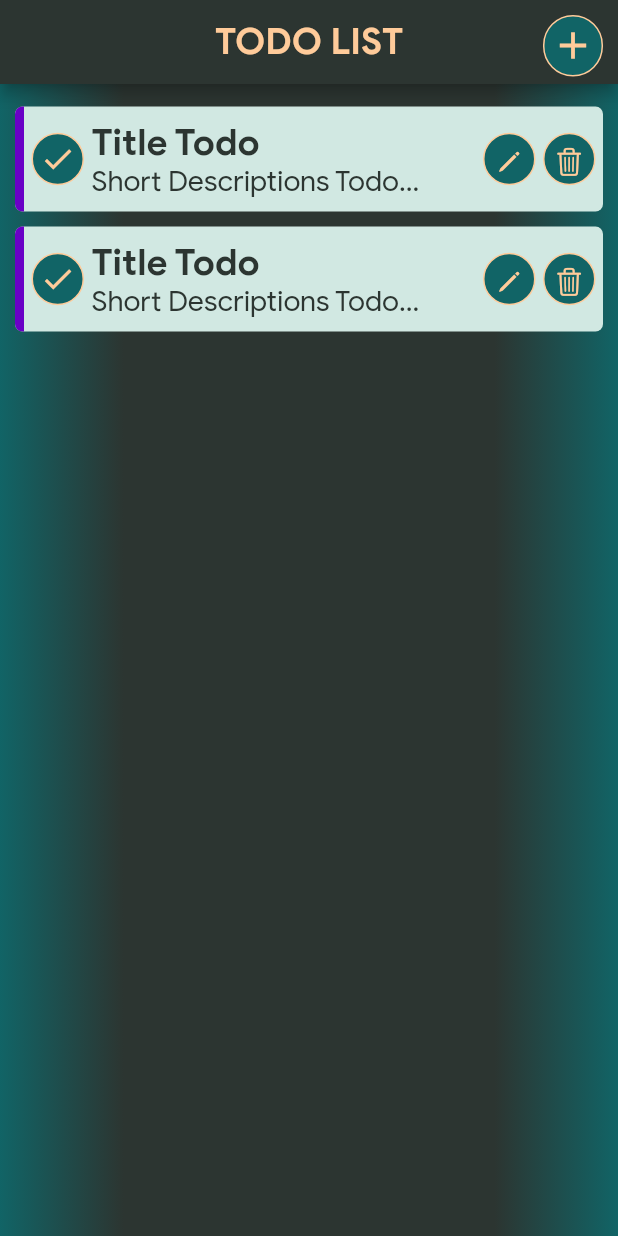
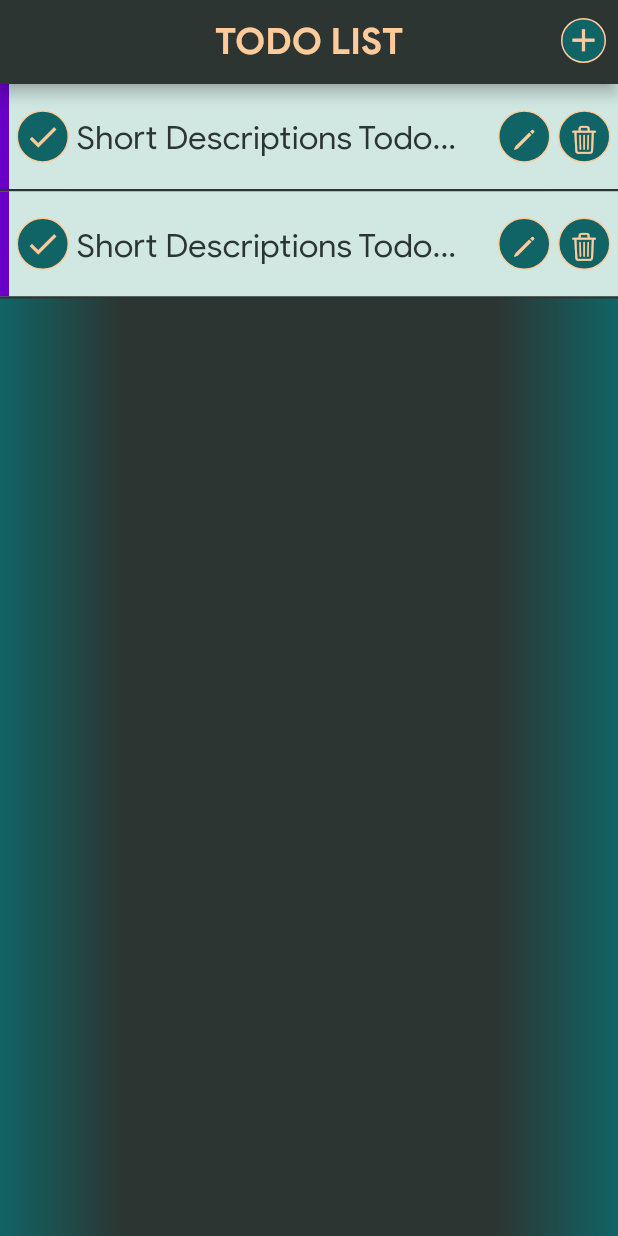
Before and after one commit to yakut54/todolist, a Flutter app: the screen it shows after launch, on a phone screen of 412 x 824 dp. Run offline on Flutter 3.47's test engine with Material 2 defaults, Android fonts, the phone set to English and light mode, and no system bars; drawn by our look-alikes of roundcheckbox.

Commit message:
day 4 change tile

```diff
--- a/lib/screens/todo_list_screen/ui/tile.dart
+++ b/lib/screens/todo_list_screen/ui/tile.dart
@@ -19,15 +19,11 @@ class _TaleBtnState extends State<TaleBtn> {
     return Container(
       width: screenWidth,
       padding: const EdgeInsets.only(right: 5),
-      margin: const EdgeInsets.only(
-        top: 5.0,
-        right: 10.0,
-        bottom: 5.0,
-        left: 10.0,
-      ),
-      decoration: BoxDecoration(
+      decoration: const BoxDecoration(
         color: GeneralColors.platinum,
-        borderRadius: BorderRadius.circular(5),
+        border: Border(
+          bottom: BorderSide(width: 1.5, color: GeneralColors.grayblue),
+        ),
       ),
       child: SizedBox(
         height: 70,
@@ -36,10 +32,6 @@ class _TaleBtnState extends State<TaleBtn> {
             Container(
               width: 6,
               decoration: const BoxDecoration(
-                borderRadius: BorderRadius.only(
-                  bottomLeft: Radius.circular(5),
-                  topLeft: Radius.circular(5),
-                ),
                 color: GeneralColors.fiolet,
               ),
             ),
@@ -62,19 +54,9 @@ class _TaleBtnState extends State<TaleBtn> {
                 child: Column(
                   children: [
                     SizedBox(
-                      height: 35,
+                      height: 70,
                       child: Align(
-                        alignment: Alignment.bottomLeft,
-                        child: Text(
-                          'Title Todo',
-                          style: theme.textTheme.bodyLarge,
-                        ),
-                      ),
-                    ),
-                    SizedBox(
-                      height: 35,
-                      child: Align(
-                        alignment: Alignment.topLeft,
+                        alignment: Alignment.centerLeft,
                         child: Text(
                           'Short Descriptions Todo...',
                           maxLines: 1,
--- a/lib/screens/todo_list_screen/ui/todo_list_screen.dart
+++ b/lib/screens/todo_list_screen/ui/todo_list_screen.dart
@@ -19,7 +19,6 @@ class _TodoListScreenState extends State<TodoListScreen> {
         body: Center(
           child: ListView.builder(
             itemCount: 2,
-            padding: const EdgeInsets.only(top: 10),
             itemBuilder: (context, i) {
               return const TaleBtn();
             },
--- a/lib/theme/constants.dart
+++ b/lib/theme/constants.dart
@@ -11,8 +11,7 @@ abstract class FontFamily {
 
 abstract class FontSize {
   static const double header = 24;
-  static const double tileTitle = 24;
-  static const double tileSubtitle = 19;
+  static const double tileTitle = 22;
   static const double mainFont = 19;
 }
 
--- a/lib/theme/theme.dart
+++ b/lib/theme/theme.dart
@@ -13,15 +13,10 @@ final theme = ThemeData(
     ),
   ),
   textTheme: const TextTheme(
-    bodyLarge: TextStyle(
-        color: GeneralColors.grayblue,
-        fontFamily: FontFamily.semiFont,
-        fontSize: FontSize.tileTitle,
-        height: 0.6),
     bodyMedium: TextStyle(
         color: GeneralColors.grayblue,
         fontFamily: FontFamily.regularFont,
-        fontSize: FontSize.tileSubtitle,
+        fontSize: FontSize.tileTitle,
         height: 1.4),
   ),
 );
--- a/lib/widgets/ui/add.dart
+++ b/lib/widgets/ui/add.dart
@@ -7,22 +7,24 @@ class AddBtn extends StatelessWidget {
   @override
   Widget build(BuildContext context) {
     return Container(
-      width: 40,
-      height: 40,
+      width: 30,
+      height: 30,
       margin: const EdgeInsets.only(
-          top: 10.0, right: 10.0, bottom: 5.0, left: 10.0),
+          top: 10.0, right: 8.0, bottom: 12.0, left: 10.0),
       decoration: BoxDecoration(
         color: GeneralColors.darkTurquoise,
-        borderRadius: BorderRadius.circular(50),
+        // borderRadius: BorderRadius.circular(40),
+        shape: BoxShape.circle,
         border: Border.all(color: GeneralColors.orangePeach, width: 1),
       ),
       child: const Align(
-          alignment: Alignment.center,
-          child: Icon(
-            color: GeneralColors.orangePeach,
-            Icons.add,
-            size: 30,
-          )),
+        alignment: Alignment.center,
+        child: Icon(
+          color: GeneralColors.orangePeach,
+          Icons.add,
+          size: 25,
+        ),
+      ),
     );
   }
 }
```
Also changed, not shown: lib/screens/single_todo_screen/ui/single_todo_screen.dart (+16 -8 lines).
